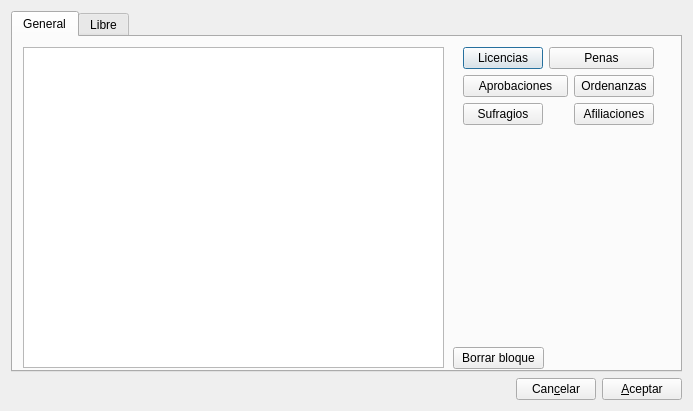
The window that gui/dlgdetalles.ui (rogorido/qtpredicadores) describes before a commit, drawn with Qt 5.
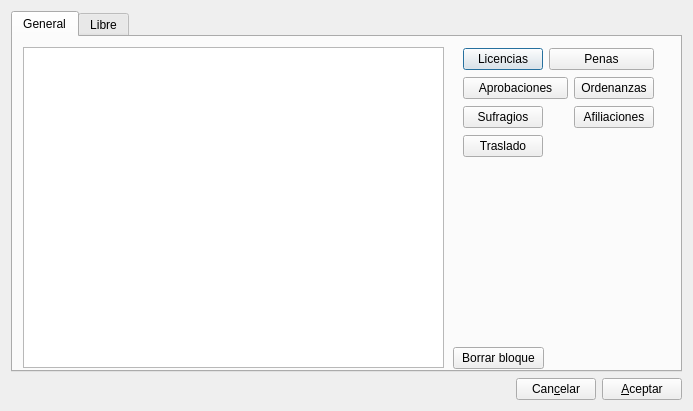
The same window after the commit.

```diff
--- a/gui/dlgdetalles.ui
+++ b/gui/dlgdetalles.ui
@@ -39,7 +39,7 @@
          <x>450</x>
          <y>10</y>
          <width>191</width>
-         <height>80</height>
+         <height>112</height>
         </rect>
        </property>
        <layout class="QGridLayout" name="gridLayout">
@@ -85,6 +85,13 @@
           </property>
          </widget>
         </item>
+        <item row="3" column="0">
+         <widget class="QPushButton" name="btTraslado">
+          <property name="text">
+           <string>Traslado</string>
+          </property>
+         </widget>
+        </item>
        </layout>
       </widget>
       <widget class="QPushButton" name="btBorrarBloqueJson">
```
